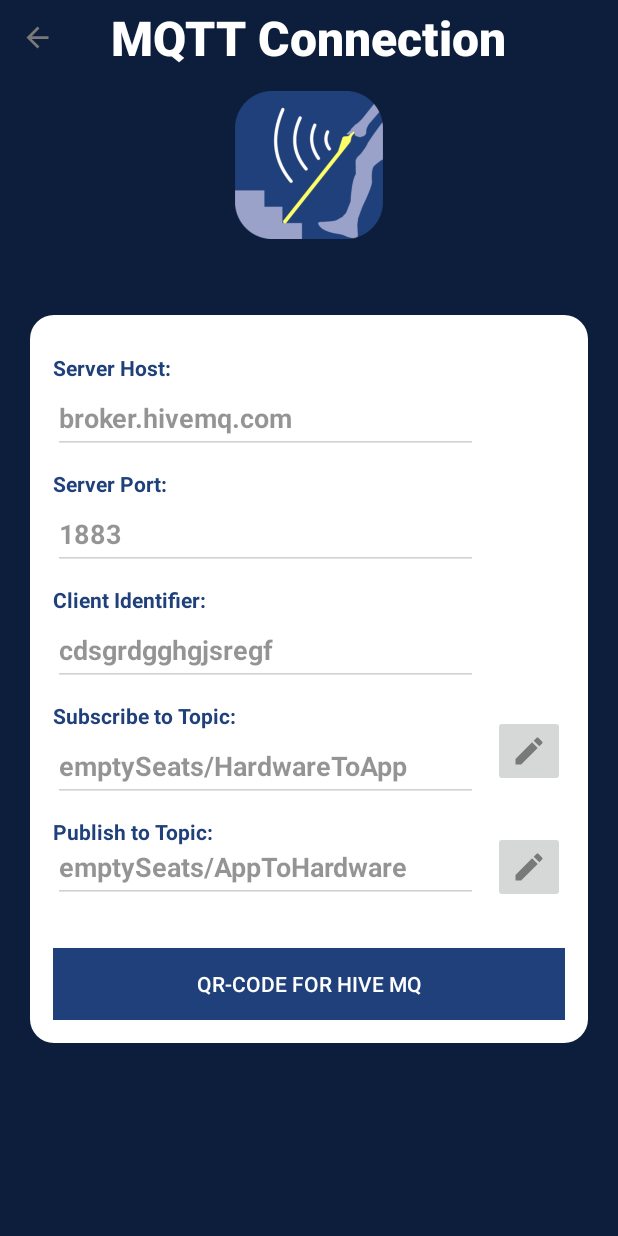
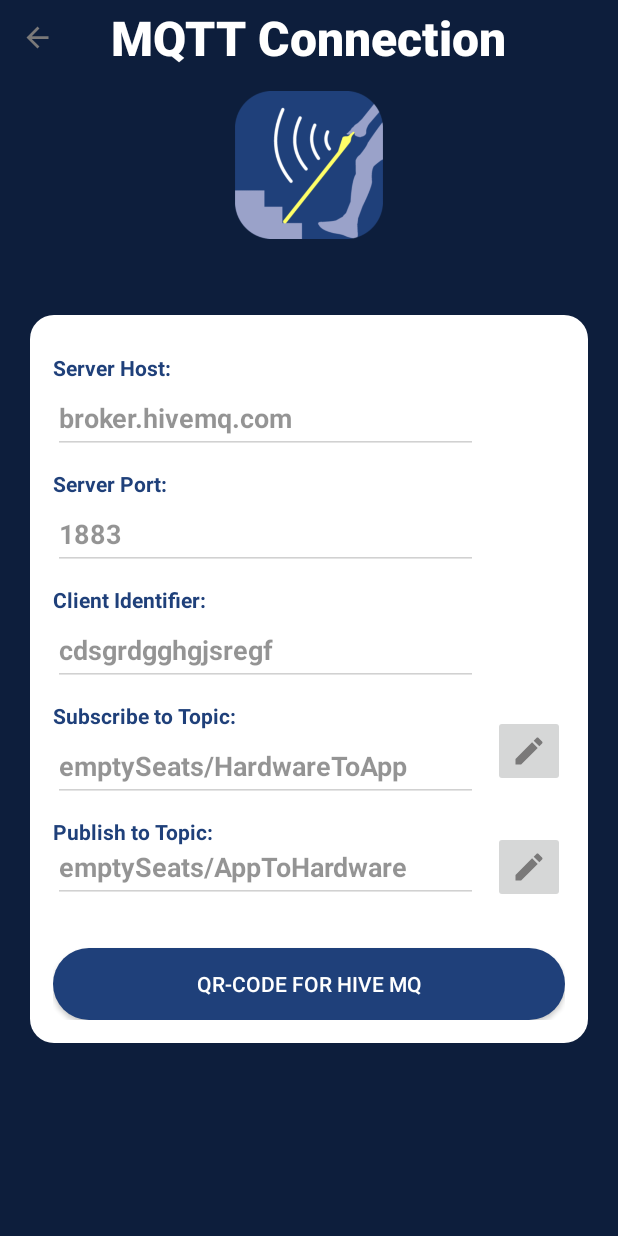
Before and after one commit to lenaGlei/Artifical_Eye, an Android app: the DeveloperData screen opened directly, with no data from a screen before it, on a phone screen of 412 x 824 dp. Run offline under Robolectric (Android 15) with nearby library versions, the phone set to English and light mode, and no system bars; libraries missing offline, so code that uses them is left out: com.journeyapps.barcodescanner; 6 statements that could not run were skipped.

Commit message:
dev Mqtt setting button angepasst

```diff
--- a/app/src/main/res/layout/activity_developer_data.xml
+++ b/app/src/main/res/layout/activity_developer_data.xml
@@ -228,9 +228,10 @@
                     android:id="@+id/btn_QRCodeGenerate"
                     android:layout_width="match_parent"
                     android:layout_height="wrap_content"
-                    android:background="@color/blue"
+                    android:background= "@drawable/mybutton"
                     android:text="QR-Code for Hive MQ"
-                    android:textColor="@color/white" />
+                    android:textColor="@color/white"/>
+
 
                 <ImageView
                     android:id="@+id/img_qr"
```
